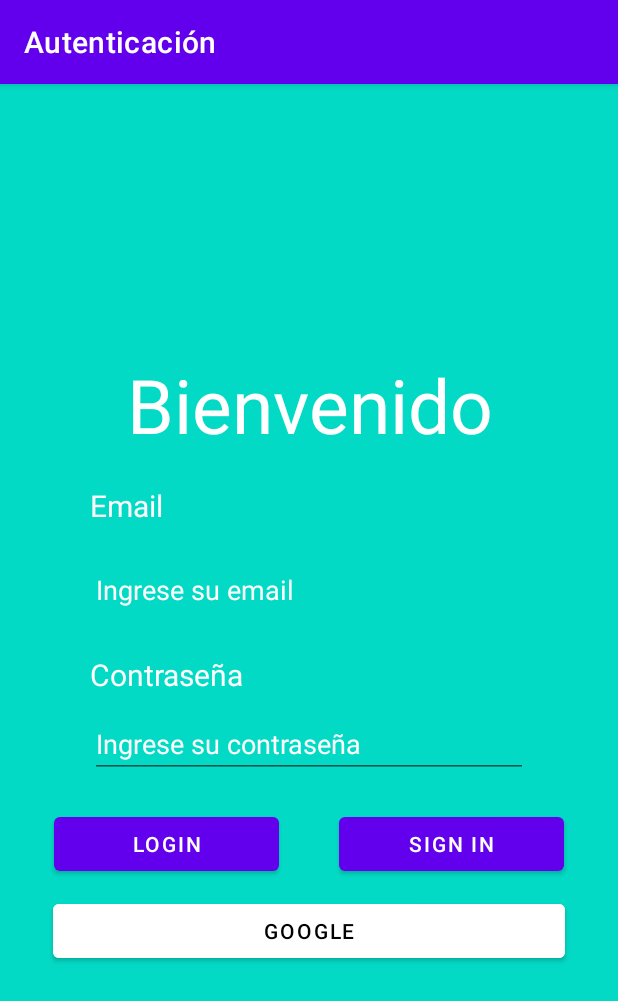
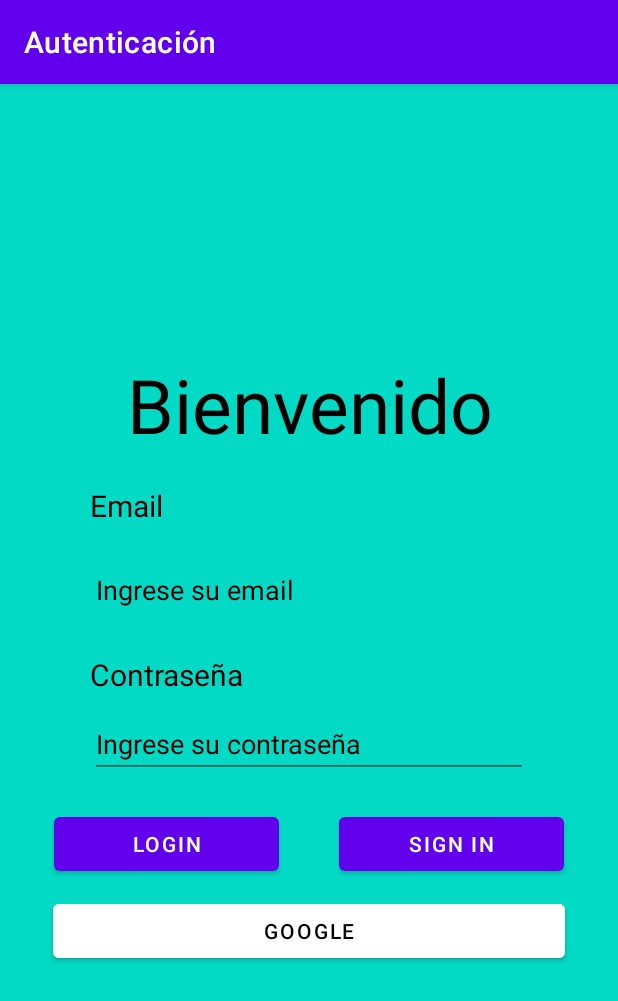
Before and after one commit to Mano-solidaria/Mano-solidaria, an Android app: the screen it shows after launch (LoginActivity), after a tap on "GOOGLE", on a phone screen of 412 x 824 dp. Shown: the top 1001 px of the screen. Run offline under Robolectric (Android 15) with nearby library versions, the light colour scheme and no system bars; our stand-ins replace Firebase (no records; nobody signed in at launch, a user with empty details on screens opened directly).

Commit message:
Login parte funcional terminado para lo que necesitamos de momento

```diff
--- a/app/src/main/java/com/mano_solidaria/app/ui/login/LoginActivity.kt
+++ b/app/src/main/java/com/mano_solidaria/app/ui/login/LoginActivity.kt
@@ -1,8 +1,11 @@
 package com.mano_solidaria.app.ui.login
 
+import android.content.ContentValues.TAG
 import android.content.Context
 import android.content.Intent
+import android.content.IntentSender
 import android.os.Bundle
+import android.util.Log
 import android.view.View
 import android.widget.Button
 import android.widget.EditText
@@ -12,14 +15,22 @@ import androidx.appcompat.app.AlertDialog
 import androidx.appcompat.app.AppCompatActivity
 import androidx.core.view.ViewCompat
 import androidx.core.view.WindowInsetsCompat
-import com.google.android.gms.auth.api.signin.GoogleSignIn
-import com.google.android.gms.auth.api.signin.GoogleSignInOptions
 import com.google.android.gms.common.api.ApiException
 import com.google.firebase.auth.FirebaseAuth
 import com.google.firebase.auth.GoogleAuthCredential
 import com.google.firebase.auth.GoogleAuthProvider
 import com.mano_solidaria.app.R
 import com.mano_solidaria.app.ui.login.ProviderType
+import android.util.Log.d
+import androidx.activity.result.IntentSenderRequest
+import androidx.activity.result.contract.ActivityResultContracts
+import com.google.android.gms.auth.api.identity.BeginSignInRequest
+import com.google.firebase.Firebase
+import com.google.firebase.auth.auth
+import com.google.android.gms.auth.api.identity.Identity
+import com.google.android.gms.auth.api.identity.SignInClient
+import com.google.firebase.auth.FirebaseUser
+
 
 class LoginActivity : AppCompatActivity() {
 
@@ -29,39 +40,74 @@ class LoginActivity : AppCompatActivity() {
     private lateinit var mail: EditText
     private lateinit var contrasena: EditText
     private lateinit var container:LinearLayout
-    private val google_Sign_In = 100
+    private lateinit var auth: FirebaseAuth
+    private lateinit var oneTapClient: SignInClient
+
+    private val oneTapResultLauncher = registerForActivityResult( //Solo se ejecuta cuando se lo llama (Solo inicia sesion)
+        ActivityResultContracts.StartIntentSenderForResult()
+    ) { result ->
+        if (result.resultCode == RESULT_OK) {
+            try {
+                val credential = oneTapClient.getSignInCredentialFromIntent(result.data)
+                val idToken = credential.googleIdToken
+                if (idToken != null) {
+                    val firebaseCredential = GoogleAuthProvider.getCredential(idToken, null)
+                    auth.signInWithCredential(firebaseCredential)
+                        .addOnCompleteListener(this) { task ->
+                            if (task.isSuccessful) {
+                                val user = auth.currentUser
+                                showHome(user!!.email.toString(), ProviderType.Google)
+                            } else {
+                                showAlert()
+                            }
+                        }
+                } else {
+                    Log.d(TAG, "No se recibió un ID token.")
+                }
+            } catch (e: ApiException) {
+                Log.e(TAG, "Error al obtener credenciales: ${e.message}")
+            }
+        } else {
+            Log.e(TAG, "Inicio de sesión cancelado o fallido.")
+        }
+    }
+
 
     override fun onCreate(savedInstanceState: Bundle?) {
         super.onCreate(savedInstanceState)
-        enableEdgeToEdge()
+        Log.d(TAG, "onCreate: Iniciando LoginActivity")
+
         setContentView(R.layout.activity_login)
+        Log.d(TAG, "Layout activity_login establecido")
         ViewCompat.setOnApplyWindowInsetsListener(findViewById(R.id.login_template)) { v, insets ->
             val systemBars = insets.getInsets(WindowInsetsCompat.Type.systemBars())
             v.setPadding(systemBars.left, systemBars.top, systemBars.right, systemBars.bottom)
             insets
         }
-
+        auth = Firebase.auth //Había otra clase, puede ser que le hayas errado en la importacion
         setup()
-
+        oneTapClient = Identity.getSignInClient(this) //Added by GPT
         session()
     }
 
-    override fun onStart() {
-        super.onStart()
-        container.visibility = View.VISIBLE
-    }
+//    override fun onStart() { //Se ejecuta luego del oncreate
+//        super.onStart()
+////        container.visibility = View.VISIBLE
+////        val currentUser = auth.currentUser //Obtiene el usuario actualmente autenticado en Firebase
+////        showHome(currentUser!!.email.toString(), ProviderType.Google) //Ver después cuando se inicia la sesion de google que se estaría iniciando 2 veces este método
+//    }
 
-    private fun session(){
+    private fun session(){ //Cuando ya se encuentra loggeado un usuario, se cargan los datos.
 
         container = findViewById(R.id.container)
         val prefs = getSharedPreferences(getString(R.string.prefs_file), Context.MODE_PRIVATE)
         val email = prefs.getString("email", null)
         val provider = prefs.getString("provider", null)
+        val currentUser = auth.currentUser //Obtiene el usuario actualmente autenticado en Firebase
 
-        if (email != null && provider !=null){
+        if (email != null && provider != null){
             container.visibility = View.INVISIBLE
             showHome(email, ProviderType.valueOf(provider))
-
         }
     }
 
@@ -102,19 +148,37 @@ class LoginActivity : AppCompatActivity() {
         }
 
         google_boton.setOnClickListener{
-            //configuración
+            startGoogle()
+        }
+    }
 
-            val googleConf = GoogleSignInOptions.Builder(GoogleSignInOptions.DEFAULT_SIGN_IN)
-                .requestIdToken(getString(R.string.default_web_client_id))
-                .requestEmail()
-                .build()
 
-            val googleClient =  GoogleSignIn.getClient(this, googleConf)
-            googleClient.signOut()
+    private fun startGoogle(){
+        //configuración
+        val signInRequest = BeginSignInRequest.builder()
+            .setGoogleIdTokenRequestOptions(
+                BeginSignInRequest.GoogleIdTokenRequestOptions.builder()
+                    .setSupported(true)
+                    // Your server's client ID, not your Android client ID.
+                    .setServerClientId(getString(R.string.default_web_client_id))
+                    // Only show accounts previously used to sign in.
+                    .setFilterByAuthorizedAccounts(true)
+                    .build())
+            .build()
 
-            startActivityForResult(googleClient.signInIntent, google_Sign_In)
-
-        }
+        oneTapClient.beginSignIn(signInRequest) //Iniciamos el inicio de sesion
+            .addOnSuccessListener(this) { result ->
+                try {
+                    oneTapResultLauncher.launch(
+                        IntentSenderRequest.Builder(result.pendingIntent.intentSender).build()
+                    )
+                } catch (e: IntentSender.SendIntentException) {
+                    Log.e(TAG, "Error al iniciar la intención: ${e.message}")
+                }
+            }
+            .addOnFailureListener(this) { e ->
+                Log.e(TAG, "Error al iniciar el inicio de sesión: ${e.message}")
+            }
     }
 
     private fun showAlert(){
@@ -127,42 +191,12 @@ class LoginActivity : AppCompatActivity() {
     }
 
     private fun showHome(email:String, provider: ProviderType){
-        val homeIntent = Intent(this, HomeActivity::class.java).apply {
-            putExtra("provider", provider.name)
-            putExtra("email", email)
-        }
+        val prefs = getSharedPreferences(getString(R.string.prefs_file), Context.MODE_PRIVATE).edit()
+        prefs.putString("email", email)
+        prefs.putString("provider", provider.name)
+        prefs.apply()
+        val homeIntent = Intent(this, HomeActivity::class.java)
         startActivity(homeIntent)
     }
 
-    override fun onActivityResult(requestCode: Int, resultCode: Int, data: Intent?) {
-        super.onActivityResult(requestCode, resultCode, data)
-
-        if (requestCode == google_Sign_In){
-
-            val task = GoogleSignIn.getSignedInAccountFromIntent(data)
-
-            try {
-                val account = task.getResult(ApiException::class.java)
-
-                if (account != null){
-
-                    val credential = GoogleAuthProvider.getCredential(account.idToken, null)
-
-                    FirebaseAuth.getInstance().signInWithCredential(credential)
-                        .addOnCompleteListener { task ->
-                            if (task.isSuccessful) {
-                                showHome(account.email ?: "", ProviderType.Google)
-                            } else {
-                                showAlert()
-                            }
-                        }
-
-                }
-            } catch (e: ApiException){
-                showAlert()
-            }
-
-        }
     }
-
-}
--- a/app/src/main/res/layout/activity_login.xml
+++ b/app/src/main/res/layout/activity_login.xml
@@ -20,7 +20,7 @@
         android:layout_marginBottom="50dp">
 
         <TextView
-            android:textColor="@color/white"
+            android:textColor="@color/black"
             android:layout_width="match_parent"
             android:layout_height="wrap_content"
             android:layout_marginBottom="20dp"
@@ -30,7 +30,7 @@
 
         <TextView
             android:id="@+id/email_label"
-            android:textColor="@color/white"
+            android:textColor="@color/black"
             android:layout_width="match_parent"
             android:layout_height="wrap_content"
             android:layout_marginHorizontal="60dp"
@@ -45,8 +45,8 @@
             android:layout_marginHorizontal="60dp"
             android:layout_marginTop="10dp"
             android:inputType="text"
-            android:textColor="@color/white"
-            android:textColorHint="@color/white"
+            android:textColor="@color/black"
+            android:textColorHint="@color/black"
             android:hint="Ingrese su email" />
 
         <TextView
@@ -56,7 +56,7 @@
             android:layout_marginHorizontal="60dp"
             android:layout_marginTop="20dp"
             android:textSize="20sp"
-            android:textColor="@color/white"
+            android:textColor="@color/black"
             android:text="Contraseña" />
 
         <com.google.android.material.textfield.TextInputEditText
@@ -66,8 +66,8 @@
             android:layout_marginHorizontal="60dp"
             android:layout_marginTop="10dp"
             android:inputType="text"
-            android:textColor="@color/white"
-            android:textColorHint="@color/white"
+            android:textColor="@color/black"
+            android:textColorHint="@color/black"
             android:hint="Ingrese su contraseña" />
 
         <LinearLayout
```
Also changed, not shown: app/src/main/AndroidManifest.xml (+8 -1 lines), app/src/main/java/com/mano_solidaria/app/ui/login/HomeActivity.kt (+16 -7 lines), app/src/main/res/layout/activity_home.xml (+7 -2 lines), app/src/main/res/values/strings.xml (+2 -9 lines).
